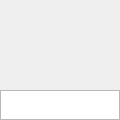
mqxxc/Qt-MyRedCar, file src/Qt-MyRedCar/ui/Unit.ui: the form before one commit.
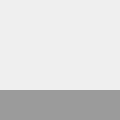
The form after the commit.

Commit message: 修改Unit类结构

What changed in the file:
```diff
--- a/src/Qt-MyRedCar/ui/Unit.ui
+++ b/src/Qt-MyRedCar/ui/Unit.ui
@@ -56,16 +56,6 @@
     <enum>QTextEdit::WidgetWidth</enum>
    </property>
   </widget>
-  <widget class="QTextEdit" name="input">
-   <property name="geometry">
-    <rect>
-     <x>0</x>
-     <y>90</y>
-     <width>120</width>
-     <height>30</height>
-    </rect>
-   </property>
-  </widget>
  </widget>
  <resources/>
  <connections/>
```
The commit also changes 22 other files.
